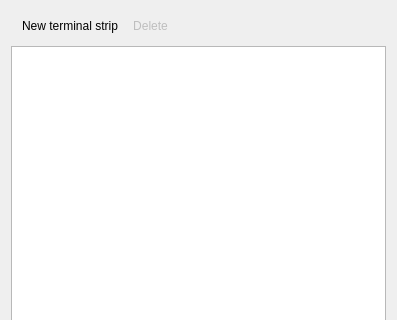
Before: the Qt Designer form sources/TerminalNavigator/ui/terminalnavigatorwidget.ui in ChuckNr11/qelectrotech-source-mirror, drawn with Qt 5; both pictures show x 0 to 397 and y 0 to 320 of the 397 by 542 pixel window.
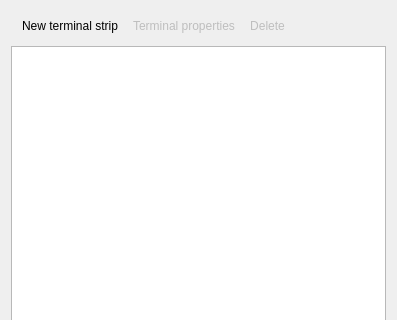
After: the same form once the commit is applied. Icons and pictures are not drawn. Custom widgets are drawn as their Qt base class.

Commit message: Terminal navigator: the names and properties of a terminal

The edit to the form file:
```diff
--- a/sources/TerminalNavigator/ui/terminalnavigatorwidget.ui
+++ b/sources/TerminalNavigator/ui/terminalnavigatorwidget.ui
@@ -26,6 +26,7 @@
       <string>toolBar</string>
      </property>
      <addaction name="m_add_strip"/>
+     <addaction name="m_edit_selection"/>
      <addaction name="m_delete_selection"/>
     </widget>
    </item>
@@ -59,6 +60,17 @@
     <string>Add a terminal strip to the project</string>
    </property>
   </action>
+  <action name="m_edit_selection">
+   <property name="enabled">
+    <bool>false</bool>
+   </property>
+   <property name="text">
+    <string>Terminal properties</string>
+   </property>
+   <property name="toolTip">
+    <string>Edit the properties of the selected terminals</string>
+   </property>
+  </action>
   <action name="m_delete_selection">
    <property name="enabled">
     <bool>false</bool>
```
The commit also changes 33 other files.
